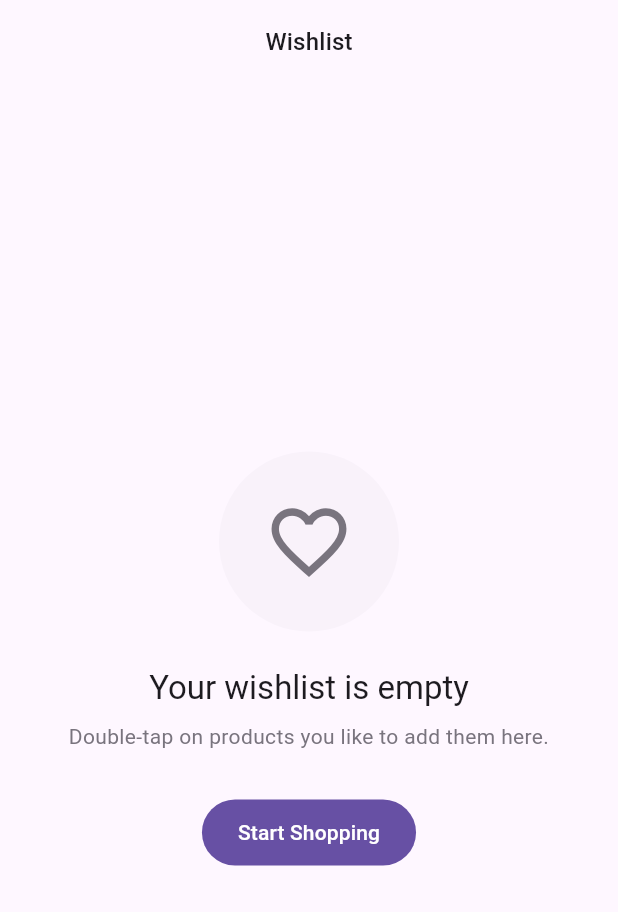
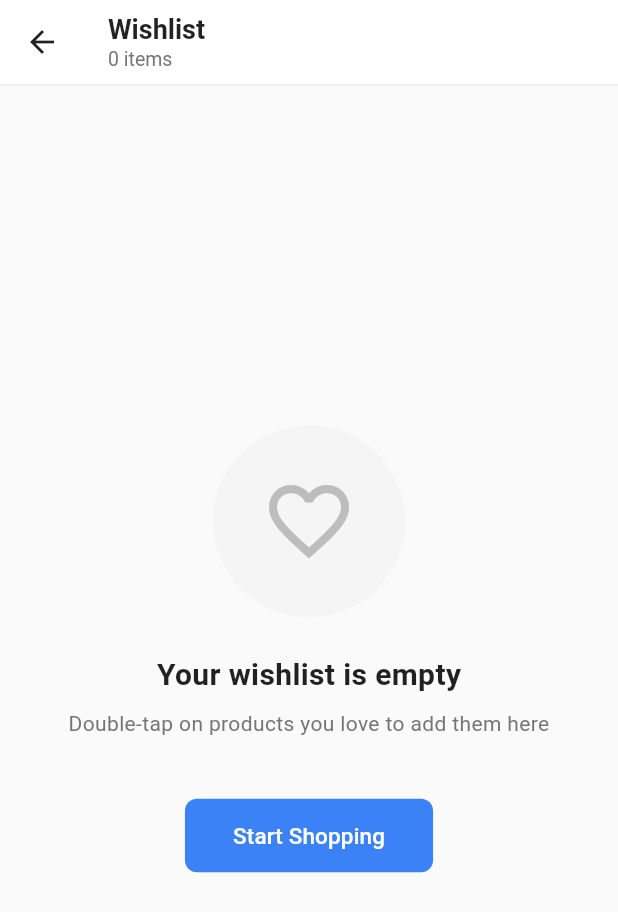
Before and after one commit to Sujal-neupane/tapto, a Flutter app: the WishlistScreen screen opened directly, on a phone screen of 412 x 824 dp. Shown: the top 912 px of the screen. Run offline on Flutter 3.47's test engine with Material 3 defaults, Android fonts, the phone set to English and light mode, and no system bars.

Commit message:
made ui changes

```diff
--- a/lib/screens/wish_list_screen.dart
+++ b/lib/screens/wish_list_screen.dart
@@ -5,65 +5,96 @@ class WishlistScreen extends StatelessWidget {
 
   @override
   Widget build(BuildContext context) {
-    final colors = Theme.of(context).colorScheme;
-    final text = Theme.of(context).textTheme;
-
     return Scaffold(
-      backgroundColor: colors.surface,
+      backgroundColor: Colors.grey[50],
       appBar: AppBar(
-        automaticallyImplyLeading: false,
-        title: Text("Wishlist", style: text.titleMedium),
-        centerTitle: true,
+        backgroundColor: Colors.white,
+        elevation: 0,
+        leading: IconButton(
+          icon: const Icon(Icons.arrow_back, color: Colors.black87),
+          onPressed: () => Navigator.pop(context),
+        ),
+        title: Column(
+          crossAxisAlignment: CrossAxisAlignment.start,
+          children: [
+            const Text(
+              'Wishlist',
+              style: TextStyle(
+                color: Colors.black87,
+                fontSize: 18,
+                fontWeight: FontWeight.w600,
+              ),
+            ),
+            Text(
+              '0 items',
+              style: TextStyle(
+                color: Colors.grey[600],
+                fontSize: 13,
+                fontWeight: FontWeight.normal,
+              ),
+            ),
+          ],
+        ),
+        bottom: PreferredSize(
+          preferredSize: const Size.fromHeight(1),
+          child: Container(color: Colors.grey[200], height: 1),
+        ),
       ),
-      body: const _EmptyWishlistView(),
-    );
-  }
-}
-
-class _EmptyWishlistView extends StatelessWidget {
-  const _EmptyWishlistView();
-
-  @override
-  Widget build(BuildContext context) {
-    final colors = Theme.of(context).colorScheme;
-    final text = Theme.of(context).textTheme;
-
-    return Center(
-      child: AnimatedOpacity(
-        opacity: 1,
-        duration: const Duration(milliseconds: 500),
+      body: Center(
         child: Padding(
-          padding: const EdgeInsets.symmetric(horizontal: 24),
+          padding: const EdgeInsets.symmetric(horizontal: 24.0),
           child: Column(
             mainAxisAlignment: MainAxisAlignment.center,
             children: [
-              CircleAvatar(
-                radius: 60,
-                backgroundColor: colors.surfaceContainerHigh.withOpacity(0.3),
+              Container(
+                width: 128,
+                height: 128,
+                decoration: BoxDecoration(
+                  color: Colors.grey[100],
+                  shape: BoxShape.circle,
+                ),
                 child: Icon(
                   Icons.favorite_border,
-                  size: 60,
-                  color: colors.outline,
+                  size: 64,
+                  color: Colors.grey[400],
                 ),
               ),
               const SizedBox(height: 24),
-              Text("Your wishlist is empty", style: text.titleLarge),
+              const Text(
+                'Your wishlist is empty',
+                style: TextStyle(
+                  fontSize: 20,
+                  fontWeight: FontWeight.w600,
+                  color: Colors.black87,
+                ),
+              ),
               const SizedBox(height: 8),
               Text(
-                "Double-tap on products you like to add them here.",
+                'Double-tap on products you love to add them here',
                 textAlign: TextAlign.center,
-                style: text.bodyMedium?.copyWith(color: colors.outline),
+                style: TextStyle(fontSize: 14, color: Colors.grey[600]),
               ),
-              const SizedBox(height: 30),
-              FilledButton(
-                onPressed: () {
-                  // Navigate to swipe home
-                },
-                child: const Padding(
-                  padding: EdgeInsets.symmetric(vertical: 12.0),
-                  child: Text("Start Shopping"),
+              const SizedBox(height: 40),
+              ElevatedButton(
+                onPressed: () {},
+                style: ElevatedButton.styleFrom(
+                  backgroundColor: const Color(0xFF3B82F6),
+                  foregroundColor: Colors.white,
+                  padding: const EdgeInsets.symmetric(
+                    horizontal: 32,
+                    vertical: 14,
+                  ),
+                  shape: RoundedRectangleBorder(
+                    borderRadius: BorderRadius.circular(8),
+                  ),
+                  elevation: 0,
+                ),
+                child: const Text(
+                  'Start Shopping',
+                  style: TextStyle(fontSize: 15, fontWeight: FontWeight.w500),
                 ),
               ),
+              const SizedBox(height: 16),
             ],
           ),
         ),
```
